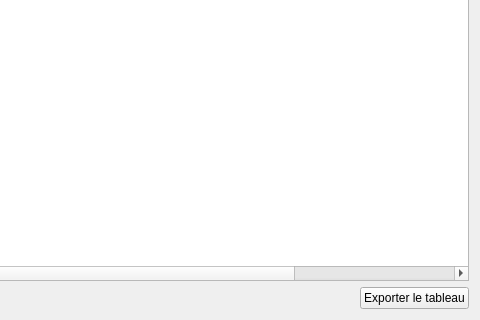
The window that src/ui/tabs/list2_tab.ui (seigneurfuo/MyAnimeManager3) describes before a commit, drawn with Qt 5; both pictures show x 370 to 850 and y 226 to 546 of the 850 by 546 pixel window.
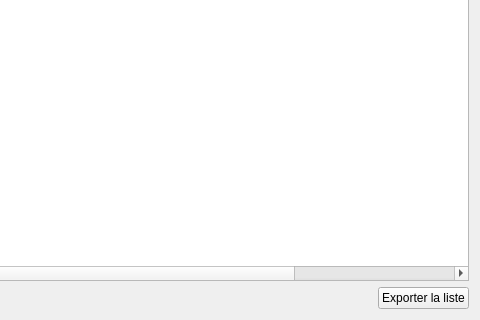
The same window after the commit.

Commit message: Corrections export.

Diff of the .ui file:
```diff
--- a/src/ui/tabs/list2_tab.ui
+++ b/src/ui/tabs/list2_tab.ui
@@ -99,7 +99,7 @@
      <item>
       <widget class="QPushButton" name="pushButton">
        <property name="text">
-        <string>Exporter le tableau</string>
+        <string>Exporter la liste</string>
        </property>
       </widget>
      </item>
```
The commit also changes 2 other files.
